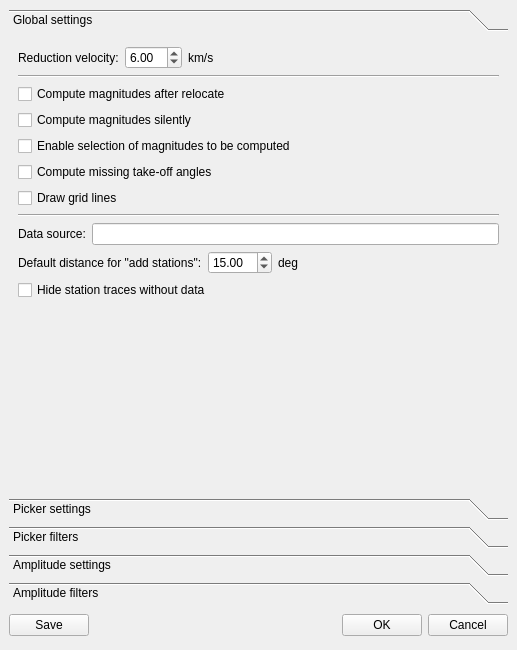
Old version of the form src/gui-qt4/libs/seiscomp3/gui/datamodel/pickersettings.ui in the repository SeisComP/common.
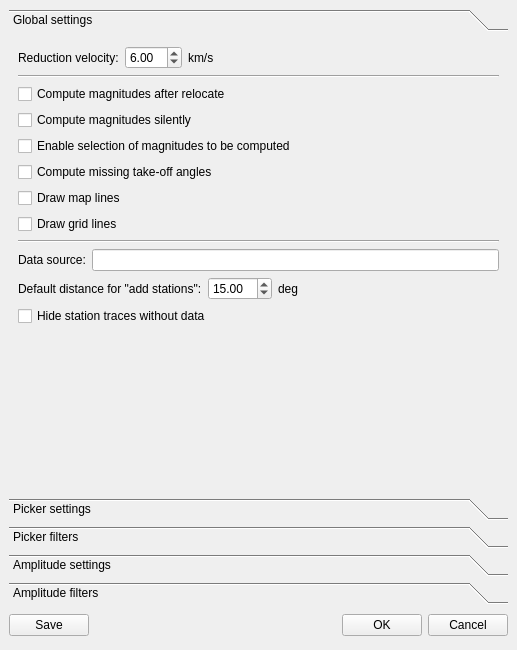
New version of the form. Icons and pictures are not drawn.

```diff
--- a/src/gui-qt4/libs/seiscomp3/gui/datamodel/pickersettings.ui
+++ b/src/gui-qt4/libs/seiscomp3/gui/datamodel/pickersettings.ui
@@ -167,6 +167,16 @@
          </property>
         </widget>
        </item>
+       <item>
+        <widget class="QCheckBox" name="cbMaplines" >
+         <property name="toolTip" >
+          <string>Enables/disables drawing of lines in the map connecting the station with the event</string>
+         </property>
+         <property name="text" >
+          <string>Draw map lines</string>
+         </property>
+        </widget>
+       </item>
        <item>
         <widget class="QCheckBox" name="cbPlotGridlines" >
          <property name="toolTip" >
```
Left out of the diff: 4 changed lines with no effect on the pictures.
